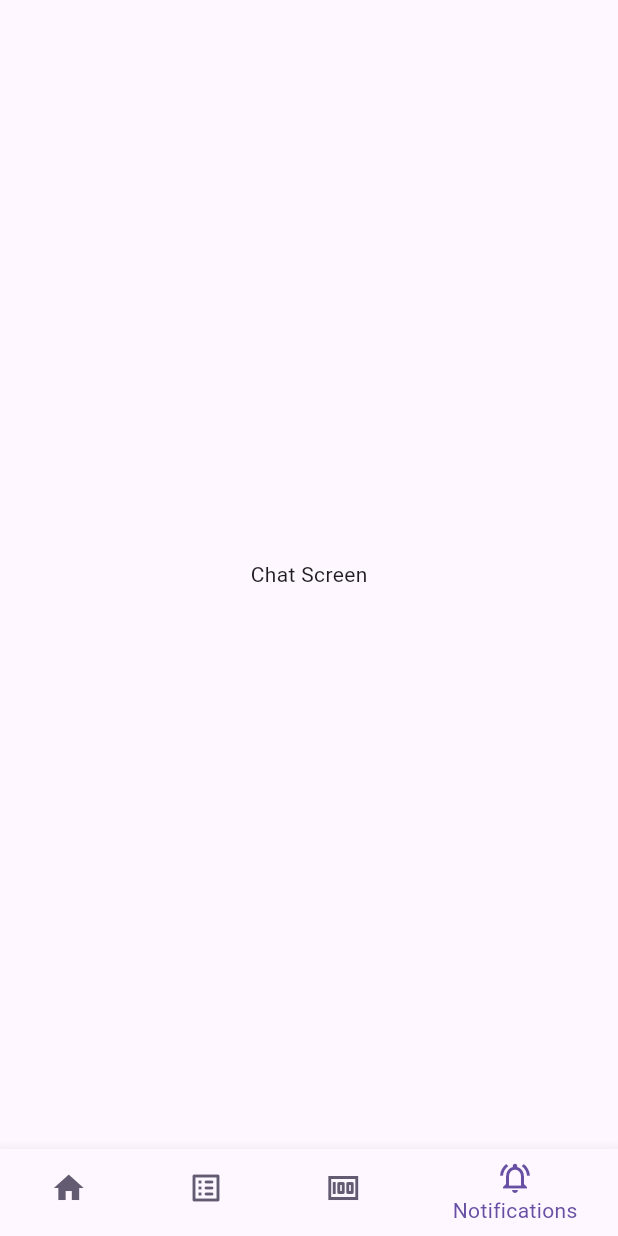
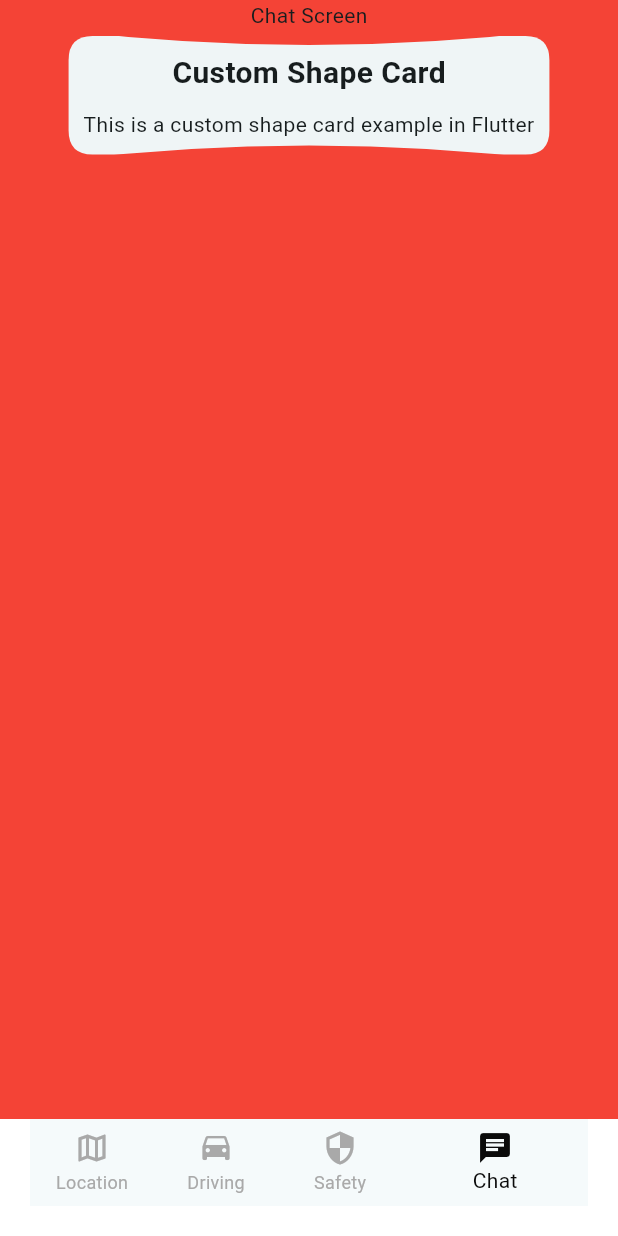
Before and after one commit to okelloEnos/onspace, a Flutter app: the HomeScreen screen opened directly, item 4 of the bottom bar chosen, on a phone screen of 412 x 824 dp. Run offline on Flutter 3.47's test engine with Material 3 defaults, Android fonts, the light colour scheme and no system bars; our stand-ins replace bloc, cached_network_image, dio, flutter_bloc, google_maps_flutter, location; missing offline and left inert: flutter_animated_dialog; generated files the repository leaves out were written again.

Commit message:
custom cards

```diff
--- a/lib/counter/counter.dart
+++ /dev/null
@@ -1,2 +0,0 @@
-export 'cubit/counter_cubit.dart';
-export 'view/counter_page.dart';
--- a/lib/features/chat/ui/chat_screen.dart
+++ b/lib/features/chat/ui/chat_screen.dart
@@ -1,4 +1,5 @@
 import 'package:flutter/material.dart';
+import 'package:onspace/resources/common_widget/curved_card.dart';
 
 class ChatScreen extends StatelessWidget {
   const ChatScreen({super.key});
@@ -6,7 +7,37 @@ class ChatScreen extends StatelessWidget {
   @override
   Widget build(BuildContext context) {
     return const Scaffold(
-      body: Center(child: Text('Chat Screen')),
+      backgroundColor: Colors.red,
+      body: SafeArea(
+        child: Column(
+          children: [
+            Center(child: Text('Chat Screen')),
+            CurvedCard(
+              child: Padding(
+                padding: EdgeInsets.only(top: 10, bottom: 10, right: 10,
+                    left: 10,),
+                child: Column(
+                  mainAxisAlignment: MainAxisAlignment.center,
+                  children: [
+                    Text(
+                      'Custom Shape Card',
+                      style: TextStyle(
+                        fontSize: 20,
+                        fontWeight: FontWeight.bold,
+                      ),
+                    ),
+                    SizedBox(height: 10),
+                    Text(
+                      'This is a custom shape card example in Flutter',
+                      textAlign: TextAlign.center,
+                    ),
+                  ],
+                ),
+              ),
+            ),
+          ],
+        ),
+      ),
     );
   }
 }
--- a/lib/features/home/ui/screens/home_screen.dart
+++ b/lib/features/home/ui/screens/home_screen.dart
@@ -1,14 +1,12 @@
 import 'package:flutter/material.dart';
 import 'package:flutter_animated_dialog/flutter_animated_dialog.dart';
 import 'package:flutter_bloc/flutter_bloc.dart';
-import 'package:location/location.dart';
 import 'package:onspace/features/chat/ui/chat_screen.dart';
 import 'package:onspace/features/driving/driving_screen.dart';
+import 'package:onspace/features/home/bloc/bottom_navigation_bar_cubit/bottom_navigation_bar_cubit.dart';
+import 'package:onspace/features/home/bloc/bottom_navigation_bar_cubit/bottom_navigation_history_cubit.dart';
 import 'package:onspace/features/safety/safety_screen.dart';
 import 'package:onspace/features/tag_location/ui/screens/tags_location_screen.dart';
-
-import '../../bloc/bottom_navigation_bar_cubit/bottom_navigation_bar_cubit.dart';
-import '../../bloc/bottom_navigation_bar_cubit/bottom_navigation_history_cubit.dart';
 
 class HomeScreen extends StatefulWidget {
   const HomeScreen({super.key});
@@ -22,26 +20,30 @@ class _HomeScreenState extends State<HomeScreen> {
 
   @override
   Widget build(BuildContext context) {
-    var theme = Theme.of(context);
-    var size = MediaQuery.of(context).size;
+    final theme = Theme.of(context);
+    // final size = MediaQuery.of(context).size;
+
     return WillPopScope(
       onWillPop: () async {
-        List<int> previousNavOptions =
+        final previousNavOptions =
             context.read<BottomNavigationHistoryCubit>().state;
         if (previousNavOptions.isEmpty) {
-          var actionSelected = await showAnimatedDialog<bool>(
+          final actionSelected = await showAnimatedDialog<bool>(
             context: context,
-            barrierDismissible: false,
             builder: (BuildContext context) {
               return AlertDialog(
                 content: Text(
                   'Do you wish to exit the app?',
-                  style: theme.textTheme.titleMedium,
+                  style: TextStyle(
+                    color: theme.colorScheme.tertiary,
+                    fontSize: 16,
+                    fontFamily: 'Spline',
+                    fontWeight: FontWeight.w600,),
                 ),
                 actions: [
                   Padding(
                     padding: const EdgeInsets.symmetric(
-                        vertical: 10.0, horizontal: 10.0),
+                        vertical: 10, horizontal: 10,),
                     child: Row(
                       mainAxisAlignment: MainAxisAlignment.spaceBetween,
                       children: [
@@ -49,36 +51,44 @@ class _HomeScreenState extends State<HomeScreen> {
                             onTap: () => Navigator.pop(context, true),
                             child: Container(
                               padding: const EdgeInsets.only(
-                                  left: 40.0,
-                                  right: 40.0,
-                                  top: 5.0,
-                                  bottom: 5.0),
-                              decoration: BoxDecoration(
-                                  color: theme.colorScheme.error,
-                                  borderRadius: const BorderRadius.all(
-                                      Radius.circular(5.0))),
+                                  left: 40,
+                                  right: 40,
+                                  top: 5,
+                                  bottom: 5,),
+                              decoration: const BoxDecoration(
+                                  color: Colors.red,
+                                  borderRadius: BorderRadius.all(
+                                      Radius.circular(5),),),
                               child: Center(
                                 child: Text('Yes',
-                                    style: theme.textTheme.displayMedium),
+                                    style: TextStyle(
+                                      color: theme.colorScheme.secondary,
+                                      fontSize: 14,
+                                      fontFamily: 'Spline',
+                                      fontWeight: FontWeight.w600,),),
                               ),
-                            )),
+                            ),),
                         GestureDetector(
                             onTap: () => Navigator.pop(context, false),
                             child: Container(
                               padding: const EdgeInsets.only(
-                                  left: 40.0,
-                                  right: 40.0,
-                                  top: 5.0,
-                                  bottom: 5.0),
-                              decoration: BoxDecoration(
-                                  color: theme.colorScheme.primary,
-                                  borderRadius: const BorderRadius.all(
-                                      Radius.circular(5.0))),
+                                  left: 40,
+                                  right: 40,
+                                  top: 5,
+                                  bottom: 5,),
+                              decoration: const BoxDecoration(
+                                  color: Colors.green,
+                                  borderRadius: BorderRadius.all(
+                                      Radius.circular(5),),),
                               child: Center(
                                 child: Text('No',
-                                    style: theme.textTheme.displayMedium,),
+                                    style: TextStyle(
+                                      color: theme.colorScheme.secondary,
+                                      fontSize: 14,
+                                      fontFamily: 'Spline',
+                                      fontWeight: FontWeight.w600,),),
                               ),
-                            ))
+                            ),),
                       ],
                     ),
                   ),
@@ -117,106 +127,12 @@ class _HomeScreenState extends State<HomeScreen> {
             ],
           );
         },),
-        bottomNavigationBar: BlocBuilder<BottomNavigationBarCubit, int>(
+        bottomNavigationBar: Padding(
+          padding: const EdgeInsets.only(bottom: 20, left: 20, right: 20),
+          child: BlocBuilder<BottomNavigationBarCubit, int>(
               builder: (context, currentTab) {
-          // return CustomAnimatedBottomBar(
-          //     containerHeight: 60,
-          //     backgroundColor: theme.colorScheme.onPrimary,
-          //     selectedIndex: currentTab,
-          //     showElevation: true,
-          //     itemCornerRadius: 24,
-          //     curve: Curves.easeIn,
-          //     onItemSelected: (int index) {
-          //       context
-          //           .read<BottomNavigationBarCubit>()
-          //           .updateCurrentTab(index: index);
-          //       context
-          //           .read<BottomNavigationHistoryCubit>()
-          //           .updateTabHistory(index: index);
-          //     },
-          //     items: <BottomNavyBarItem>[
-          //       BottomNavyBarItem(
-          //         icon: Icon(
-          //           Icons.home,
-          //           color: currentTab == 0
-          //               ? theme.colorScheme.primary
-          //               : Colors.grey.shade400,
-          //           size: currentTab == 0 ? 26 : 24,
-          //         ),
-          //         title: Text(
-          //           'Home',
-          //           style: theme.textTheme.labelSmall,
-          //         ),
-          //         activeColor: theme.colorScheme.primary,
-          //         inactiveColor: theme.colorScheme.secondary,
-          //         textAlign: TextAlign.center,
-          //       ),
-          //       BottomNavyBarItem(
-          //         icon: Icon(
-          //           Icons.list_alt_rounded,
-          //           color: currentTab == 1
-          //               ? theme.colorScheme.primary
-          //               : Colors.grey.shade400,
-          //           size: currentTab == 1 ? 26 : 24,
-          //         ),
-          //         title: Text(
-          //           'My Leads',
-          //           style: theme.textTheme.labelSmall,
-          //         ),
-          //         activeColor: theme.colorScheme.primary,
-          //         inactiveColor: theme.colorScheme.secondary,
-          //         textAlign: TextAlign.center,
-          //       ),
-          //       BottomNavyBarItem(
-          //         icon: SizedBox(
-          //             height: currentTab == 2 ? 24 : 22,
-          //             width: currentTab == 2 ? 24 : 22,
-          //             child: Image.asset('assets/images/money.png',
-          //                 color: currentTab == 2
-          //                     ? theme.colorScheme.primary
-          //                     : Colors.grey.shade400)),
-          //         title: Text(
-          //           'My Money',
-          //           style: theme.textTheme.labelSmall,
-          //         ),
-          //         activeColor: theme.colorScheme.primary,
-          //         inactiveColor: theme.colorScheme.secondary,
-          //         textAlign: TextAlign.center,
-          //       ),
-          //       BottomNavyBarItem(
-          //         icon: SizedBox(
-          //             height: currentTab == 3 ? 24 : 22,
-          //             width: currentTab == 3 ? 24 : 22,
-          //             child: Image.asset('assets/images/userprofile_dash.png',
-          //                 color: currentTab == 3
-          //                     ? theme.colorScheme.primary
-          //                     : Colors.grey.shade400)),
-          //         title: Text(
-          //           'Profile',
-          //           style: theme.textTheme.labelSmall,
-          //         ),
-          //         activeColor: theme.colorScheme.primary,
-          //         inactiveColor: theme.colorScheme.secondary,
-          //         textAlign: TextAlign.center,
-          //       ),
-          //       BottomNavyBarItem(
-          //         icon: Icon(
-          //           Icons.notifications_active_outlined,
-          //           color: currentTab == 4
-          //               ? theme.colorScheme.primary
-          //               : Colors.grey.shade400,
-          //           size: currentTab == 4 ? 26 : 24,
-          //         ),
-          //         title: Text(
-          //           'Notifications',
-          //           style: theme.textTheme.labelSmall,
-          //         ),
-          //         activeColor: theme.colorScheme.primary,
-          //         inactiveColor: theme.colorScheme.secondary,
-          //         textAlign: TextAlign.center,
-          //       ),
-          //     ]);
                 return BottomNavigationBar(
+                  elevation: 0,
                   currentIndex: currentTab,
                   onTap: (index) {
                     context
@@ -226,29 +142,32 @@ class _HomeScreenState extends State<HomeScreen> {
                         .read<BottomNavigationHistoryCubit>()
                         .updateTabHistory(index: index);
                   },
-                backgroundColor: theme.colorScheme.onPrimary,
-                selectedItemColor: theme.colorScheme.primary,
-                unselectedItemColor: theme.colorScheme.secondary,
+                  backgroundColor: theme.colorScheme.secondary,
+                  selectedItemColor: theme.colorScheme.tertiary,
+                  unselectedItemColor: theme.hintColor,
+                  showSelectedLabels: true,
+                  showUnselectedLabels: true,
                   items: const [
                     BottomNavigationBarItem(
-                    icon: Icon(Icons.home),
-                    label: 'Home',
+                      icon: Icon(Icons.map_outlined),
+                      label: 'Location',
                     ),
                     BottomNavigationBarItem(
-                    icon: Icon(Icons.list_alt_rounded),
-                    label: 'My Leads',
+                      icon: Icon(Icons.drive_eta),
+                      label: 'Driving',
                     ),
                     BottomNavigationBarItem(
-                    icon: Icon(Icons.money),
-                    label: 'My Money',
+                      icon: Icon(Icons.security),
+                      label: 'Safety',
                     ),
                     BottomNavigationBarItem(
-                    icon: Icon(Icons.notifications_active_outlined),
-                    label: 'Notifications',
+                      icon: Icon(Icons.chat),
+                      label: 'Chat',
                     ),
                   ],
                 );
-        }),
+          },),
+        ),
       ),
     );
   }
--- /dev/null
+++ b/lib/resources/common_widget/curved_card.dart
@@ -0,0 +1,63 @@
+import 'package:flutter/material.dart';
+
+class CurvedCard extends StatelessWidget {
+  const CurvedCard({required this.child, super.key});
+  final Widget child;
+
+  @override
+  Widget build(BuildContext context) {
+    return ClipPath(
+      clipper: CurvedTopClipper(),
+      child: Card(
+        elevation: 0,
+        shape: CustomCardShape(),
+        child: child,
+      ),
+    );
+  }
+}
+
+
+class CustomCardShape extends RoundedRectangleBorder {
+
+  @override
+  Path getOuterPath(Rect rect, {TextDirection? textDirection}) {
+    const radius = 16.0;
+
+    final path = Path()
+      ..moveTo(rect.left + radius, rect.top)
+      ..lineTo(rect.right - radius, rect.top)
+      ..quadraticBezierTo(rect.right, rect.top, rect.right, rect.top + radius)
+      ..lineTo(rect.right, rect.bottom - radius)
+      ..quadraticBezierTo(
+          rect.right, rect.bottom, rect.right - radius, rect.bottom,)
+      ..lineTo(rect.left + radius, rect.bottom)
+      ..quadraticBezierTo(rect.left, rect.bottom, rect.left,
+          rect.bottom - radius,)
+      ..lineTo(rect.left, rect.top + radius)
+      ..quadraticBezierTo(rect.left, rect.top, rect.left + radius, rect.top);
+
+    return path;
+  }
+}
+
+
+class CurvedTopClipper extends CustomClipper<Path> {
+  @override
+  Path getClip(Size size) {
+    final path = Path()
+      ..lineTo(0, size.height)
+      ..quadraticBezierTo(
+          size.width / 2, size.height - 20, size.width, size.height,)
+      ..lineTo(size.width, 0)
+    ..quadraticBezierTo(
+    size.width / 2, 20, 0, 0,);
+
+    return path;
+  }
+
+  @override
+  bool shouldReclip(CustomClipper<Path> oldClipper) {
+    return false;
+  }
+}
--- a/lib/resources/constants/app_colors.dart
+++ b/lib/resources/constants/app_colors.dart
@@ -4,4 +4,7 @@ class AppColors{
   static const Color primaryColor = Color(0xFFADFF2F);
   static const Color secondaryColor = Color(0xFFF2F2F2);
   static const Color tertiaryColor = Color(0xFF0A0A0A);
+  static const Color whiteColor = Color(0xFFFFFFFF);
+  static const Color blackColor = Color(0xFF000000);
+  static const Color greyColor = Color(0xFFA9A9A9);
 }
```
Also changed, not shown: lib/app/view/app.dart (+17 -7 lines), lib/counter/cubit/counter_cubit.dart (deleted, +0 -8 lines), lib/counter/view/counter_page.dart (deleted, +0 -56 lines), lib/dashboard/ui/screens/dashboard_screens.dart (deleted, +0 -12 lines), 3 other files. Lines whose indentation alone changed are shown as unchanged.
